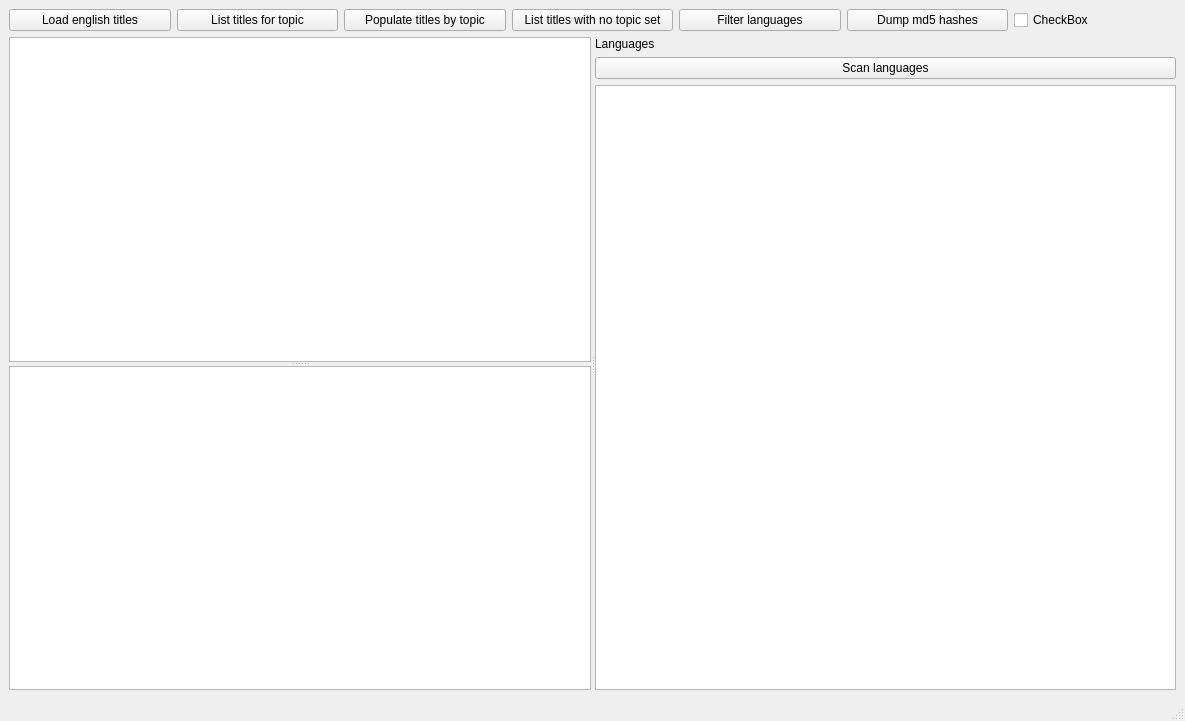
Qt form mainwindow.ui (stoyan-shopov/qlg) before a commit.
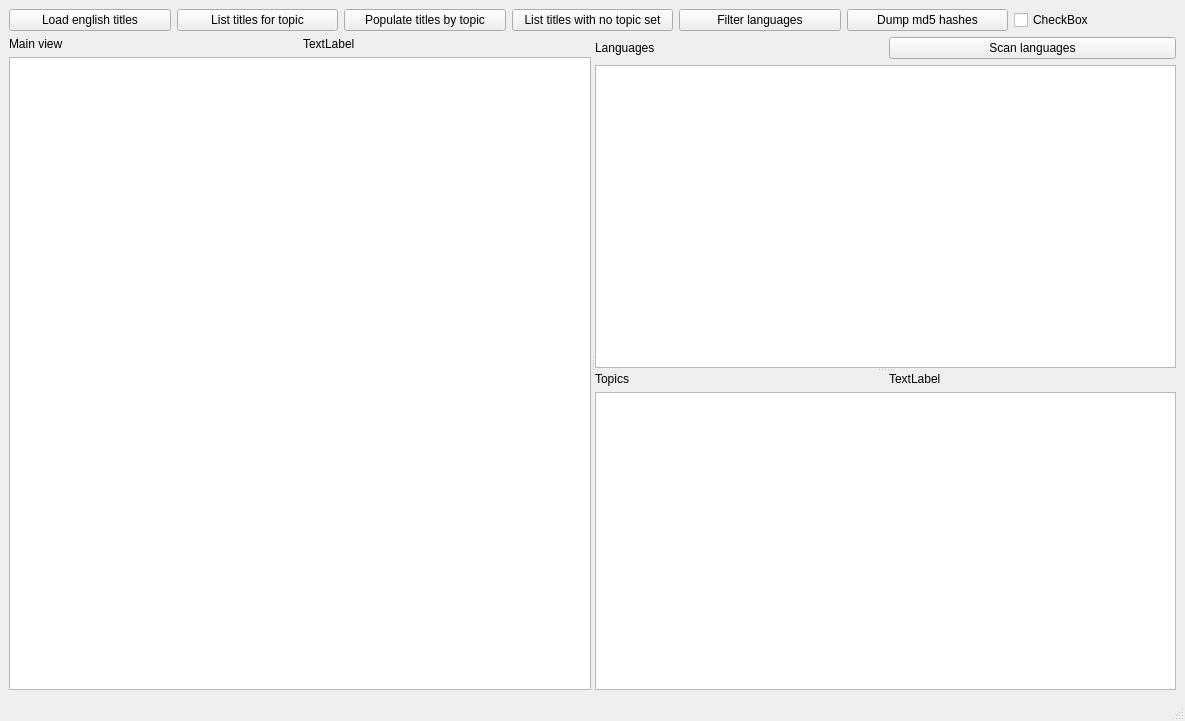
The same form after that commit.

Commit message: Reorder user intrface layout.

The edit to the form file:
```diff
--- a/mainwindow.ui
+++ b/mainwindow.ui
@@ -18,7 +18,7 @@
 </string>
   </property>
   <widget class="QWidget" name="centralwidget">
-   <layout class="QVBoxLayout" name="verticalLayout_2" stretch="0,1">
+   <layout class="QVBoxLayout" name="verticalLayout_4" stretch="0,1">
     <item>
      <layout class="QHBoxLayout" name="horizontalLayout">
       <item>
@@ -77,29 +77,43 @@
       <property name="orientation">
        <enum>Qt::Horizontal</enum>
       </property>
-      <property name="childrenCollapsible">
-       <bool>false</bool>
-      </property>
+      <widget class="QWidget" name="">
+       <layout class="QVBoxLayout" name="verticalLayout_3">
+        <item>
+         <layout class="QHBoxLayout" name="horizontalLayout_4">
+          <item>
+           <widget class="QLabel" name="label_4">
+            <property name="text">
+             <string>Main view</string>
+            </property>
+           </widget>
+          </item>
+          <item>
+           <widget class="QLabel" name="label_5">
+            <property name="text">
+             <string>TextLabel</string>
+            </property>
+           </widget>
+          </item>
+         </layout>
+        </item>
+        <item>
+         <widget class="QPlainTextEdit" name="plainTextEditTitles">
+          <property name="readOnly">
+           <bool>true</bool>
+          </property>
+         </widget>
+        </item>
+       </layout>
+      </widget>
       <widget class="QSplitter" name="splitter">
        <property name="orientation">
         <enum>Qt::Vertical</enum>
        </property>
-       <property name="childrenCollapsible">
-        <bool>false</bool>
-       </property>
-       <widget class="QPlainTextEdit" name="plainTextEditTitles">
-        <property name="readOnly">
-         <bool>true</bool>
-        </property>
-       </widget>
-       <widget class="QPlainTextEdit" name="plainTextEditTopics">
-        <property name="readOnly">
-         <bool>true</bool>
-        </property>
-       </widget>
-      </widget>
-      <widget class="QWidget" name="layoutWidget">
-       <layout class="QVBoxLayout" name="verticalLayout">
+       <widget class="QWidget" name="">
+        <layout class="QVBoxLayout" name="verticalLayout_2">
+         <item>
+          <layout class="QHBoxLayout" name="horizontalLayout_3">
         <item>
          <widget class="QLabel" name="label">
           <property name="text">
@@ -114,10 +128,42 @@
           </property>
          </widget>
         </item>
+          </layout>
+         </item>
         <item>
          <widget class="QPlainTextEdit" name="plainTextEditLanguages"/>
         </item>
        </layout>
+       </widget>
+       <widget class="QWidget" name="">
+        <layout class="QVBoxLayout" name="verticalLayout">
+         <item>
+          <layout class="QHBoxLayout" name="horizontalLayout_2">
+           <item>
+            <widget class="QLabel" name="label_2">
+             <property name="text">
+              <string>Topics</string>
+             </property>
+            </widget>
+           </item>
+           <item>
+            <widget class="QLabel" name="label_3">
+             <property name="text">
+              <string>TextLabel</string>
+             </property>
+            </widget>
+           </item>
+          </layout>
+         </item>
+         <item>
+          <widget class="QPlainTextEdit" name="plainTextEditTopics">
+           <property name="readOnly">
+            <bool>true</bool>
+           </property>
+          </widget>
+         </item>
+        </layout>
+       </widget>
       </widget>
      </widget>
     </item>
```
Lines whose indentation alone changed are shown as unchanged. The commit also changes 2 other files.
